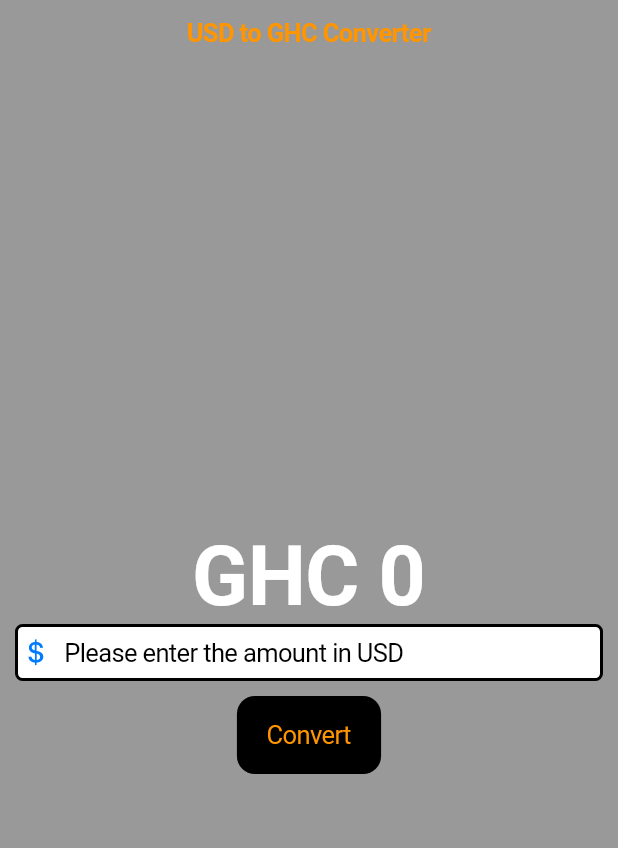
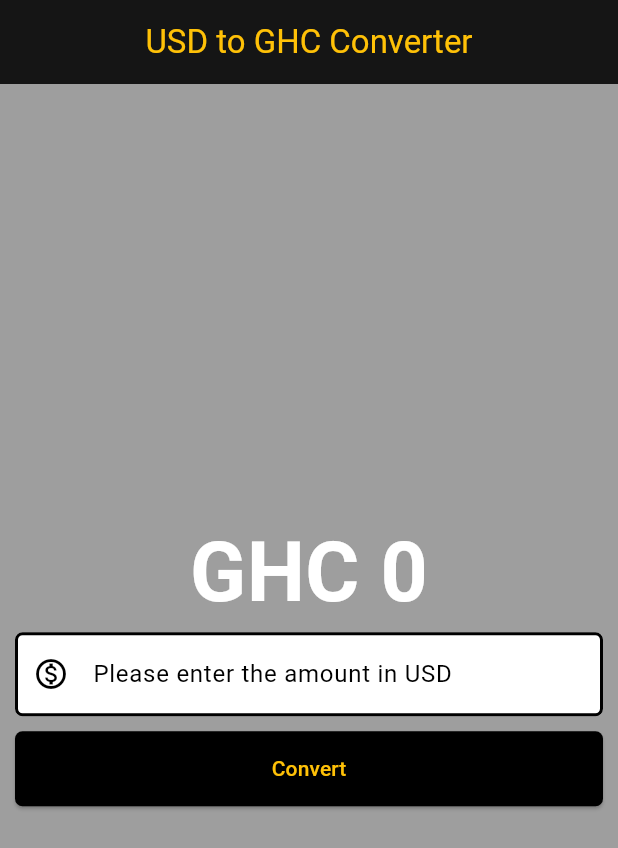
Before and after one commit to awesomecurtis/currency_converter, a Flutter app: the screen it shows after launch, on a phone screen of 412 x 824 dp. Shown: the top 848 px of the screen. Run offline on Flutter 3.47's test engine with Material 3 defaults, Android fonts, the phone set to English and light mode, and no system bars.

```diff
--- a/lib/main.dart
+++ b/lib/main.dart
@@ -1,8 +1,8 @@
-import 'package:currency_converter/currency_converter_cupertino_page.dart';
-import 'package:flutter/cupertino.dart';
-// import 'package:flutter/material.dart';
+// import 'package:currency_converter/currency_converter_cupertino_page.dart';
+// import 'package:flutter/cupertino.dart';
+import 'package:flutter/material.dart';
 
-// import 'currency_converter_material_page.dart';
+import 'currency_converter_material_page.dart';
 
 void main() {
   runApp(const MyApp());
@@ -13,11 +13,10 @@ class MyApp extends StatelessWidget {
 
   @override
   Widget build(BuildContext context) {
-    // return const MaterialApp(
-    return const CupertinoApp(
-      home:
-          // CurrencyConverterMaterialPage(),
-          CurrencyConverterCupertinoPage(),
+    return const MaterialApp(
+      // return const CupertinoApp(
+      home: CurrencyConverterMaterialPage(),
+      // CurrencyConverterCupertinoPage(),
     );
   }
 }
```
